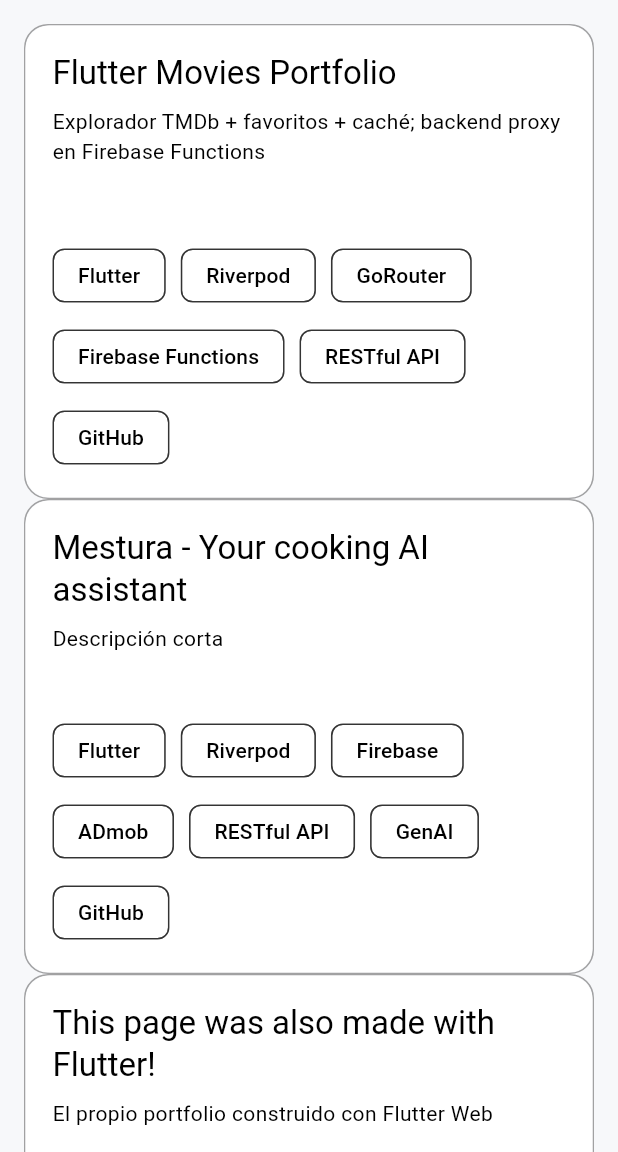
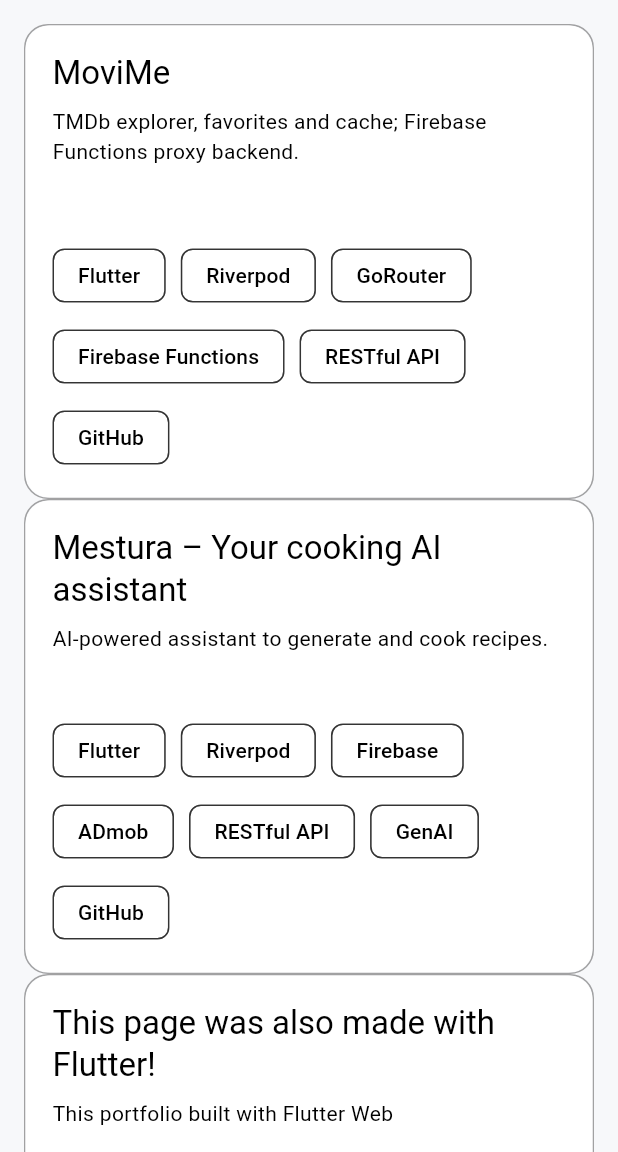
Before and after one commit to GonzaGarcia01914/myWebsite, a Flutter app: the ProjectsPage screen opened directly, on a phone screen of 412 x 824 dp, the part 84-1236 px from its top. Run offline on Flutter 3.47's test engine with Material 3 defaults, Android fonts, the phone set to English and light mode, and no system bars; our stand-ins replace flutter_riverpod, go_router, web; missing offline and left inert: dart:html, dart:js_interop, dart:js_util, dart:ui_web.

Commit message:
release_version

```diff
--- a/lib/features/projects/data/projects.dart
+++ b/lib/features/projects/data/projects.dart
@@ -1,4 +1,5 @@
 import '../../../core/models/project.dart';
+import '../../../l10n/app_localizations.dart';
 
 final projects = <Project>[
   Project(
@@ -95,3 +96,63 @@
         'Portafolio web (Flutter Web) con navegación por secciones y modal de proyectos. Cada proyecto incluye demo embebida (con marco de móvil/tablet), visor de código conectado a GitHub y descripción con tags. UI animada con Material 3, diseño responsive y soporte de foco/teclado. Implementado con Riverpod + GoRouter y publicado en GitHub Pages, priorizando rendimiento, accesibilidad y una experiencia limpia y moderna.',
   ),
 ];
+
+/// Returns the list of projects with localized title, subtitle and summary.
+List<Project> localizedProjects(AppLocalizations t) => <Project>[
+  Project(
+    id: 'movies',
+    title: 'MoviMe',
+    subtitle: t.projectMoviesSubtitle,
+    summary: t.summaryMovies,
+    demoUrl: 'https://gonzagarcia01914.github.io/movies/',
+    githubUrl: 'https://github.com/GonzaGarcia01914/movies',
+    codeEmbedUrl:
+        'https://gonzagarcia01914.github.io/movies/code.html?owner=GonzaGarcia01914&repo=movies&branch=main',
+    playUrl: null,
+    tags: [
+      'Flutter',
+      'Riverpod',
+      'GoRouter',
+      'Firebase Functions',
+      'RESTful API',
+      'GitHub',
+    ],
+    emulateMobileDemo: false,
+    emulateTabletDemo: true,
+  ),
+  Project(
+    id: 'mestura',
+    title: t.projectMesturaTitle,
+    subtitle: t.projectMesturaSubtitle,
+    summary: t.summaryMestura,
+    emulateMobileDemo: false,
+    emulateTabletDemo: true,
+    demoUrl: 'https://gonzagarcia01914.github.io/mestura-cooking-app/',
+    githubUrl: 'https://github.com/GonzaGarcia01914/mestura-cooking-app',
+    codeEmbedUrl:
+        'https://gonzagarcia01914.github.io/mestura-cooking-app/code.html?owner=GonzaGarcia01914&repo=mestura-cooking-app&branch=main',
+    playUrl: null,
+    tags: [
+      'Flutter',
+      'Riverpod',
+      'Firebase',
+      'ADmob',
+      'RESTful API',
+      'GenAI',
+      'GitHub',
+    ],
+  ),
+  Project(
+    id: 'portfolio',
+    emulateMobileDemo: true,
+    title: t.projectPortfolioTitle,
+    subtitle: t.projectPortfolioSubtitle,
+    summary: t.summaryPortfolio,
+    showDemo: false,
+    demoUrl: null,
+    githubUrl: 'https://github.com/GonzaGarcia01914/myWebsite.git',
+    codeEmbedUrl:
+        '/code.html?owner=GonzaGarcia01914&repo=myWebsite&branch=main',
+    tags: ['FlutterWeb', 'Riverpod', 'GoRouter', 'ResponsiveDesign', 'Github'],
+  ),
+];
--- a/lib/features/projects/pages/projects_page.dart
+++ b/lib/features/projects/pages/projects_page.dart
@@ -1,5 +1,6 @@
 import 'package:flutter/material.dart';
 import '../data/projects.dart';
+import '../../../l10n/app_localizations.dart';
 import '../widgets/project_card.dart';
 
 class ProjectsPage extends StatelessWidget {
@@ -17,6 +18,8 @@
               : w >= 900
               ? 2
               : 1;
+          final t = AppLocalizations.of(context)!;
+          final list = localizedProjects(t);
           return Center(
             child: ConstrainedBox(
               constraints: const BoxConstraints(maxWidth: 1400),
@@ -24,7 +27,7 @@
                 crossAxisCount: cols,
                 childAspectRatio: 1.2,
                 padding: const EdgeInsets.all(16),
-                children: projects.map((p) => ProjectCard(project: p)).toList(),
+                children: list.map((p) => ProjectCard(project: p)).toList(),
               ),
             ),
           );
--- a/lib/l10n/app_en.arb
+++ b/lib/l10n/app_en.arb
@@ -32,7 +32,7 @@
   "exp1Bullet1": "Built Flutter apps integrated with Google Cloud AI solutions.",
   "exp1Bullet2": "Focused on UX, performance and end‑to‑end traceability.",
   "exp2Company": "Microsoft / LTIM",
-  "exp2Role": "Azure App Services — Platform support",
+  "exp2Role": "Azure App Services — Cloud Engineer",
   "exp2Period": "10/2023 – 08/2024",
   "exp2Bullet1": "Diagnosed and resolved platform issues (networking, certificates).",
   "exp2Bullet2": "Improved reliability and response times.",
@@ -44,7 +44,13 @@
   "summaryPortfolio": "Web portfolio (Flutter Web) with section navigation and a projects modal. Each project includes an embedded demo (with mobile/tablet frame), a GitHub‑backed code viewer, and a tag‑rich description. Animated UI with Material 3, responsive layout, keyboard/focus support and deployment on GitHub Pages.",
   "summaryMovies": "Mobile app to explore TMDb content (now playing, popular, search, details, cast and recommendations). Uses a Firebase Cloud Functions proxy to secure API keys and serve data, showcasing clean architecture, state management and production‑grade integration.",
   "summaryMestura": "AI cooking assistant that generates recipes from ingredients or cravings. Adjust servings, time and skill level; respects diets and restrictions. Includes step‑by‑step cooking mode with timers, offline favorites + shopping list, deep links and multi‑language support. Monetized with spaced interstitial ads.",
-  "exp1Desc": "Built Flutter apps integrated with Google Cloud AI; served as SME for Generative AI; focused on UX, performance, and end-to-end traceability.",
-  "exp2Desc": "Worked with Microsoft Azure App Services resolving platform issues (networking, certificates); improved reliability and response times.",
-  "exp3Desc": "Developed cross-platform applications with Flutter/Dart; integrated third-party services and applied clean architecture practices."
+  "exp1Desc": "As Generative AI Subject Matter Expert (SME) at Cognizant within the Google Cloud project, I led the development of Flutter applications integrating Google Cloud’s AI solutions. My role focused on delivering innovative client experiences by combining advanced AI capabilities with intuitive UX. I also ensured high performance and full end-to-end traceability across the applications.",
+  "exp2Desc": "During my time with Microsoft Azure App Services (through LTIMindtree), I worked on diagnosing and resolving complex platform and software issues, with an emphasis on networking and certificates. I contributed to improving service reliability, reducing response times, and ensuring seamless operation of critical cloud services for enterprise clients.",
+  "exp3Desc": "I participated in the development of cross-platform applications using Flutter and Dart, with a strong focus on clean architecture principles. My responsibilities included integrating third-party services, designing maintainable code structures, and ensuring scalability. These projects strengthened my ability to deliver robust, user-centered mobile and web applications.",
+  "projectMoviesTitle": "Flutter Movies Portfolio",
+  "projectMoviesSubtitle": "TMDb explorer, favorites and cache; Firebase Functions proxy backend.",
+  "projectMesturaTitle": "Mestura – Your cooking AI assistant",
+  "projectMesturaSubtitle": "AI‑powered assistant to generate and cook recipes.",
+  "projectPortfolioTitle": "This page was also made with Flutter!",
+  "projectPortfolioSubtitle": "This portfolio built with Flutter Web"
 }
--- a/lib/l10n/app_localizations.dart
+++ b/lib/l10n/app_localizations.dart
@@ -296,7 +296,7 @@
   /// No description provided for @exp2Role.
   ///
   /// In en, this message translates to:
-  /// **'Azure App Services — Platform support'**
+  /// **'Azure App Services — Cloud Engineer'**
   String get exp2Role;
 
   /// No description provided for @exp2Period.
@@ -368,20 +368,56 @@
   /// No description provided for @exp1Desc.
   ///
   /// In en, this message translates to:
-  /// **'Built Flutter apps integrated with Google Cloud AI; served as SME for Generative AI; focused on UX, performance, and end-to-end traceability.'**
+  /// **'As Generative AI Subject Matter Expert (SME) at Cognizant within the Google Cloud project, I led the development of Flutter applications integrating Google Cloud’s AI solutions. My role focused on delivering innovative client experiences by combining advanced AI capabilities with intuitive UX. I also ensured high performance and full end-to-end traceability across the applications.'**
   String get exp1Desc;
 
   /// No description provided for @exp2Desc.
   ///
   /// In en, this message translates to:
-  /// **'Worked with Microsoft Azure App Services resolving platform issues (networking, certificates); improved reliability and response times.'**
+  /// **'During my time with Microsoft Azure App Services (through LTIMindtree), I worked on diagnosing and resolving complex platform and software issues, with an emphasis on networking and certificates. I contributed to improving service reliability, reducing response times, and ensuring seamless operation of critical cloud services for enterprise clients.'**
   String get exp2Desc;
 
   /// No description provided for @exp3Desc.
   ///
   /// In en, this message translates to:
-  /// **'Developed cross-platform applications with Flutter/Dart; integrated third-party services and applied clean architecture practices.'**
+  /// **'I participated in the development of cross-platform applications using Flutter and Dart, with a strong focus on clean architecture principles. My responsibilities included integrating third-party services, designing maintainable code structures, and ensuring scalability. These projects strengthened my ability to deliver robust, user-centered mobile and web applications.'**
   String get exp3Desc;
+
+  /// No description provided for @projectMoviesTitle.
+  ///
+  /// In en, this message translates to:
+  /// **'Flutter Movies Portfolio'**
+  String get projectMoviesTitle;
+
+  /// No description provided for @projectMoviesSubtitle.
+  ///
+  /// In en, this message translates to:
+  /// **'TMDb explorer, favorites and cache; Firebase Functions proxy backend.'**
+  String get projectMoviesSubtitle;
+
+  /// No description provided for @projectMesturaTitle.
+  ///
+  /// In en, this message translates to:
+  /// **'Mestura – Your cooking AI assistant'**
+  String get projectMesturaTitle;
+
+  /// No description provided for @projectMesturaSubtitle.
+  ///
+  /// In en, this message translates to:
+  /// **'AI‑powered assistant to generate and cook recipes.'**
+  String get projectMesturaSubtitle;
+
+  /// No description provided for @projectPortfolioTitle.
+  ///
+  /// In en, this message translates to:
+  /// **'This page was also made with Flutter!'**
+  String get projectPortfolioTitle;
+
+  /// No description provided for @projectPortfolioSubtitle.
+  ///
+  /// In en, this message translates to:
+  /// **'This portfolio built with Flutter Web'**
+  String get projectPortfolioSubtitle;
 }
 
 class _AppLocalizationsDelegate extends LocalizationsDelegate<AppLocalizations> {
--- a/lib/l10n/app_localizations_en.dart
+++ b/lib/l10n/app_localizations_en.dart
@@ -108,7 +108,7 @@
   String get exp2Company => 'Microsoft / LTIM';
 
   @override
-  String get exp2Role => 'Azure App Services — Platform support';
+  String get exp2Role => 'Azure App Services — Cloud Engineer';
 
   @override
   String get exp2Period => '10/2023 – 08/2024';
@@ -144,11 +144,29 @@
   String get summaryMestura => 'AI cooking assistant that generates recipes from ingredients or cravings. Adjust servings, time and skill level; respects diets and restrictions. Includes step‑by‑step cooking mode with timers, offline favorites + shopping list, deep links and multi‑language support. Monetized with spaced interstitial ads.';
 
   @override
-  String get exp1Desc => 'Built Flutter apps integrated with Google Cloud AI; served as SME for Generative AI; focused on UX, performance, and end-to-end traceability.';
+  String get exp1Desc => 'As Generative AI Subject Matter Expert (SME) at Cognizant within the Google Cloud project, I led the development of Flutter applications integrating Google Cloud’s AI solutions. My role focused on delivering innovative client experiences by combining advanced AI capabilities with intuitive UX. I also ensured high performance and full end-to-end traceability across the applications.';
 
   @override
-  String get exp2Desc => 'Worked with Microsoft Azure App Services resolving platform issues (networking, certificates); improved reliability and response times.';
+  String get exp2Desc => 'During my time with Microsoft Azure App Services (through LTIMindtree), I worked on diagnosing and resolving complex platform and software issues, with an emphasis on networking and certificates. I contributed to improving service reliability, reducing response times, and ensuring seamless operation of critical cloud services for enterprise clients.';
 
   @override
-  String get exp3Desc => 'Developed cross-platform applications with Flutter/Dart; integrated third-party services and applied clean architecture practices.';
+  String get exp3Desc => 'I participated in the development of cross-platform applications using Flutter and Dart, with a strong focus on clean architecture principles. My responsibilities included integrating third-party services, designing maintainable code structures, and ensuring scalability. These projects strengthened my ability to deliver robust, user-centered mobile and web applications.';
+
+  @override
+  String get projectMoviesTitle => 'Flutter Movies Portfolio';
+
+  @override
+  String get projectMoviesSubtitle => 'TMDb explorer, favorites and cache; Firebase Functions proxy backend.';
+
+  @override
+  String get projectMesturaTitle => 'Mestura – Your cooking AI assistant';
+
+  @override
+  String get projectMesturaSubtitle => 'AI‑powered assistant to generate and cook recipes.';
+
+  @override
+  String get projectPortfolioTitle => 'This page was also made with Flutter!';
+
+  @override
+  String get projectPortfolioSubtitle => 'This portfolio built with Flutter Web';
 }
```
Also changed, not shown: lib/features/home/home_page.dart (+12 -13 lines), lib/l10n/app_es.arb (+11 -6 lines), lib/l10n/app_localizations_es.dart (+22 -4 lines), 14 other files.
